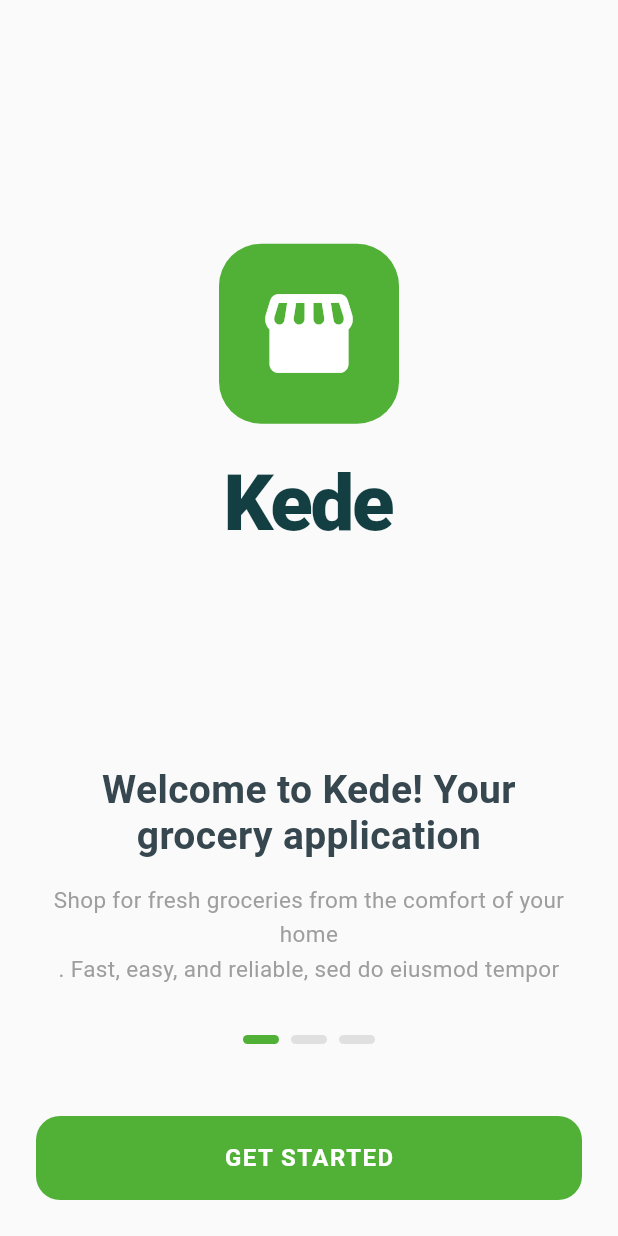
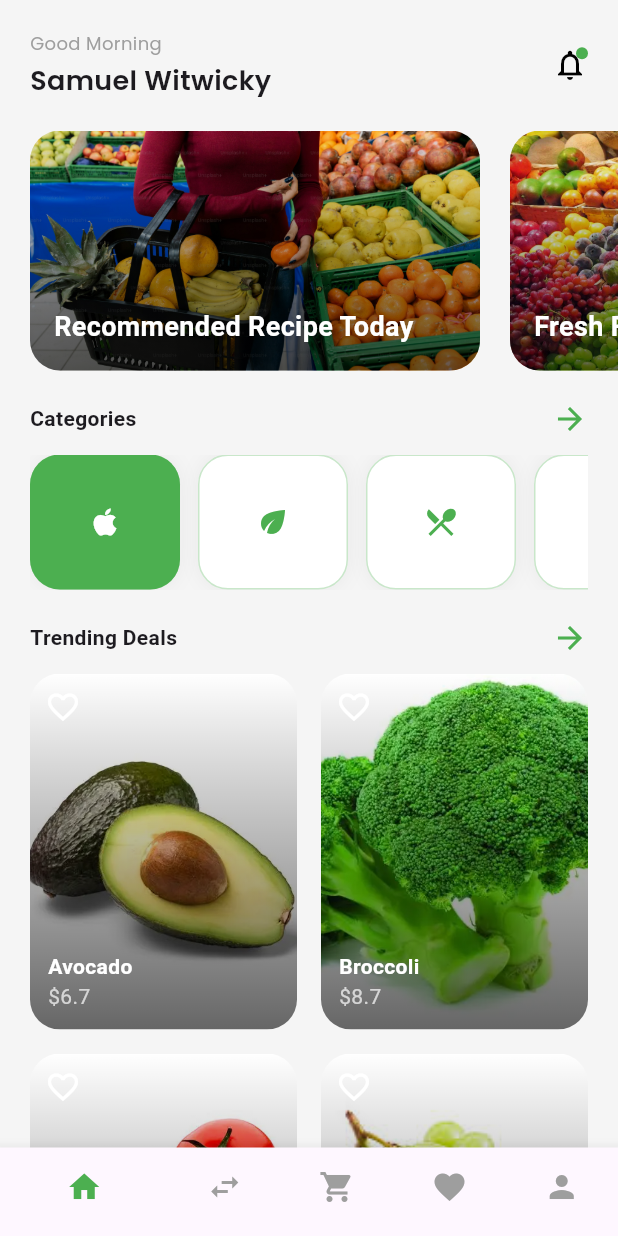
Before and after one commit to agismaulana1310/healthyfood-app, a Flutter app: the screen it shows after launch, on a phone screen of 412 x 824 dp. Run offline on Flutter 3.47's test engine with Material 3 defaults, Android fonts, the light colour scheme and no system bars; our stand-ins replace google_fonts.

Commit message:
Home page

```diff
--- a/lib/main.dart
+++ b/lib/main.dart
@@ -1,15 +1,15 @@
 import 'package:flutter/material.dart';
 import 'package:flutter/services.dart';
-import 'login-page/landing_page.dart'; // Memanggil halaman Landing
+import 'pages/home_page.dart';
 
 void main() {
-  // Mengatur status bar agar tembus pandang (opsional, untuk tampilan lebih bersih)
   SystemChrome.setSystemUIOverlayStyle(
     const SystemUiOverlayStyle(
       statusBarColor: Colors.transparent,
       statusBarIconBrightness: Brightness.dark,
     ),
   );
+
   runApp(const KedeApp());
 }
 
@@ -20,13 +20,14 @@ class KedeApp extends StatelessWidget {
   Widget build(BuildContext context) {
     return MaterialApp(
       title: 'Kede Grocery App',
-      debugShowCheckedModeBanner: false, // Menghilangkan pita "DEBUG"
+      debugShowCheckedModeBanner: false,
       theme: ThemeData(
-        fontFamily: 'Roboto', // Ganti dengan font pilihan Anda jika ada
-        primaryColor: const Color(0xFF51B036), // Hijau khas Kede
+        fontFamily: 'Roboto',
+        primaryColor: const Color(0xFF51B036),
         scaffoldBackgroundColor: Colors.white,
       ),
-      home: const LandingPage(), // Mulai dari halaman ini
+
+      home: const HomePage(),
     );
   }
 }
--- /dev/null
+++ b/lib/pages/home_page.dart
@@ -0,0 +1,36 @@
+import 'package:flutter/material.dart';
+import '../widgets/header.dart';
+import '../widgets/banner.dart';
+import '../widgets/category.dart';
+import '../widgets/trending.dart';
+import '../widgets/bottom_nav.dart';
+
+class HomePage extends StatelessWidget {
+  const HomePage({super.key});
+
+  @override
+  Widget build(BuildContext context) {
+    return Scaffold(
+      backgroundColor: const Color(0xFFF5F5F5),
+
+      body: SafeArea(
+        child: SingleChildScrollView(
+          child: Column(
+            children: const [
+              SizedBox(height: 20),
+              Header(),
+              SizedBox(height: 20),
+              BannerSection(),
+              SizedBox(height: 20),
+              Category(),
+              SizedBox(height: 20),
+              Trending(),
+            ],
+          ),
+        ),
+      ),
+
+      bottomNavigationBar: const BottomNav(),
+    );
+  }
+}
--- /dev/null
+++ b/lib/widgets/banner.dart
@@ -0,0 +1,72 @@
+import 'package:flutter/material.dart';
+
+class BannerSection extends StatelessWidget {
+  const BannerSection({super.key});
+
+  static const List<Map<String, String>> _banners = [
+    {
+      'title': 'Recommended Recipe Today',
+      'imagePath': 'assets/images/banner1.jpg',
+    },
+    {
+      'title': 'Fresh Fruits Delivery',
+      'imagePath': 'assets/images/banner2.jpg',
+    },
+    {
+      'title': 'Recommended Recipe Today',
+      'imagePath': 'assets/images/banner1.jpg',
+    },
+    {
+      'title': 'Fresh Fruits Delivery',
+      'imagePath': 'assets/images/banner2.jpg',
+    },
+  ];
+
+  @override
+  Widget build(BuildContext context) {
+    return SizedBox(
+      height: 160,
+      child: ListView(
+        scrollDirection: Axis.horizontal,
+        children: _banners
+            .map(
+              (banner) => _bannerCard(banner['title']!, banner['imagePath']!),
+            )
+            .toList(),
+      ),
+    );
+  }
+
+  Widget _bannerCard(String title, String imagePath) {
+    return Container(
+      width: 300,
+      margin: const EdgeInsets.only(left: 20),
+      decoration: BoxDecoration(
+        borderRadius: BorderRadius.circular(20),
+        image: DecorationImage(image: AssetImage(imagePath), fit: BoxFit.cover),
+      ),
+      child: Container(
+        padding: const EdgeInsets.all(16),
+        alignment: Alignment.bottomLeft,
+        decoration: BoxDecoration(
+          borderRadius: BorderRadius.circular(20),
+          gradient: LinearGradient(
+            colors: [Colors.black.withOpacity(0.6), Colors.transparent],
+            begin: Alignment.bottomCenter,
+            end: Alignment.topCenter,
+          ),
+        ),
+        child: Text(
+          title,
+          style: const TextStyle(
+            color: Colors.white,
+            fontSize: 18,
+            fontWeight: FontWeight.bold,
+          ),
+          maxLines: 2,
+          overflow: TextOverflow.ellipsis,
+        ),
+      ),
+    );
+  }
+}
--- /dev/null
+++ b/lib/widgets/bottom_nav.dart
@@ -0,0 +1,22 @@
+import 'package:flutter/material.dart';
+
+class BottomNav extends StatelessWidget {
+  const BottomNav({super.key});
+
+  @override
+  Widget build(BuildContext context) {
+    return BottomNavigationBar(
+      selectedItemColor: Colors.green,
+      unselectedItemColor: Colors.grey,
+      showSelectedLabels: false,
+      showUnselectedLabels: false,
+      items: const [
+        BottomNavigationBarItem(icon: Icon(Icons.home), label: ""),
+        BottomNavigationBarItem(icon: Icon(Icons.swap_horiz), label: ""),
+        BottomNavigationBarItem(icon: Icon(Icons.shopping_cart), label: ""),
+        BottomNavigationBarItem(icon: Icon(Icons.favorite), label: ""),
+        BottomNavigationBarItem(icon: Icon(Icons.person), label: ""),
+      ],
+    );
+  }
+}
--- /dev/null
+++ b/lib/widgets/category.dart
@@ -0,0 +1,65 @@
+import 'package:flutter/material.dart';
+
+class Category extends StatelessWidget {
+  const Category({super.key});
+
+  @override
+  Widget build(BuildContext context) {
+    final icons = [
+      Icons.apple,
+      Icons.eco,
+      Icons.restaurant_menu,
+      Icons.lunch_dining,
+      Icons.bakery_dining,
+      Icons.local_dining,
+    ];
+
+    return Padding(
+      padding: const EdgeInsets.symmetric(horizontal: 20),
+      child: Column(
+        children: [
+          Row(
+            mainAxisAlignment: MainAxisAlignment.spaceBetween,
+            children: const [
+              Text("Categories", style: TextStyle(fontWeight: FontWeight.w600)),
+              Icon(Icons.arrow_forward, color: Colors.green),
+            ],
+          ),
+
+          const SizedBox(height: 12),
+
+          SizedBox(
+            height: 90,
+            child: ListView.builder(
+              scrollDirection: Axis.horizontal,
+              itemCount: icons.length,
+              itemBuilder: (context, i) {
+                return Container(
+                  width: 100,
+                  margin: const EdgeInsets.only(right: 12),
+                  decoration: BoxDecoration(
+                    color: i == 0 ? Colors.green : Colors.white,
+                    borderRadius: BorderRadius.circular(20),
+                    // ignore: deprecated_member_use
+                    border: Border.all(color: Colors.green.withOpacity(0.3)),
+                    boxShadow: [
+                      BoxShadow(
+                        blurRadius: 10,
+                        // ignore: deprecated_member_use
+                        color: Colors.black.withOpacity(0.05),
+                      ),
+                    ],
+                  ),
+                  child: Icon(
+                    icons[i],
+                    color: i == 0 ? Colors.white : Colors.green,
+                  ),
+                );
+              },
+            ),
+          ),
+        ],
+      ),
+    );
+  }
+}
--- /dev/null
+++ b/lib/widgets/header.dart
@@ -0,0 +1,67 @@
+import 'package:flutter/material.dart';
+import 'package:google_fonts/google_fonts.dart';
+import '../pages/notification_page.dart';
+
+class Header extends StatelessWidget {
+  const Header({super.key});
+
+  @override
+  Widget build(BuildContext context) {
+    return Padding(
+      padding: const EdgeInsets.symmetric(horizontal: 20),
+      child: Row(
+        mainAxisAlignment: MainAxisAlignment.spaceBetween,
+        children: [
+          Column(
+            crossAxisAlignment: CrossAxisAlignment.start,
+            children: [
+              Text(
+                "Good Morning",
+                style: GoogleFonts.poppins(fontSize: 12, color: Colors.grey),
+              ),
+              const SizedBox(height: 4),
+              Text(
+                "Samuel Witwicky",
+                style: GoogleFonts.poppins(
+                  fontSize: 18,
+                  fontWeight: FontWeight.w600,
+                ),
+              ),
+            ],
+          ),
+
+          GestureDetector(
+            onTap: () {
+              Navigator.push(
+                context,
+                MaterialPageRoute(
+                  builder: (context) => const NotificationPage(),
+                ),
+              );
+            },
+            child: Stack(
+              children: [
+                const Icon(
+                  Icons.notifications_none,
+                  color: Colors.black,
+                  size: 24,
+                ),
+                Positioned(
+                  right: 0,
+                  child: Container(
+                    width: 8,
+                    height: 8,
+                    decoration: const BoxDecoration(
+                      color: Colors.green,
+                      shape: BoxShape.circle,
+                    ),
+                  ),
+                ),
+              ],
+            ),
+          ),
+        ],
+      ),
+    );
+  }
+}
--- /dev/null
+++ b/lib/widgets/product_card.dart
@@ -0,0 +1,102 @@
+import 'package:flutter/material.dart';
+
+class ProductCard extends StatefulWidget {
+  final String title;
+  final String price;
+  final String image;
+
+  const ProductCard({
+    super.key,
+    required this.title,
+    required this.price,
+    required this.image,
+  });
+
+  @override
+  State<ProductCard> createState() => _ProductCardState();
+}
+
+class _ProductCardState extends State<ProductCard> {
+  bool isFavorite = false;
+
+  @override
+  Widget build(BuildContext context) {
+    return ClipRRect(
+      borderRadius: BorderRadius.circular(20),
+      child: Stack(
+        children: [
+          /// IMAGE
+          Positioned.fill(
+            child: Image.asset(
+              widget.image,
+              fit: BoxFit.cover,
+              errorBuilder: (context, error, stackTrace) {
+                return Container(
+                  color: Colors.grey.shade300,
+                  child: const Icon(Icons.image_not_supported),
+                );
+              },
+            ),
+          ),
+
+          /// GRADIENT
+          Positioned.fill(
+            child: Container(
+              decoration: BoxDecoration(
+                gradient: LinearGradient(
+                  colors: [
+                    // ignore: deprecated_member_use
+                    Colors.black.withOpacity(0.6),
+                    Colors.transparent,
+                  ],
+                  begin: Alignment.bottomCenter,
+                  end: Alignment.topCenter,
+                ),
+              ),
+            ),
+          ),
+
+          /// ICON FAVORITE
+          Positioned(
+            top: 10,
+            left: 10,
+            child: GestureDetector(
+              onTap: () {
+                setState(() {
+                  isFavorite = !isFavorite;
+                });
+              },
+              child: Icon(
+                isFavorite ? Icons.favorite : Icons.favorite_border,
+                color: isFavorite ? Colors.red : Colors.white,
+                size: 24,
+              ),
+            ),
+          ),
+
+          /// TEXT
+          Positioned(
+            bottom: 12,
+            left: 12,
+            child: Column(
+              crossAxisAlignment: CrossAxisAlignment.start,
+              children: [
+                Text(
+                  widget.title,
+                  style: const TextStyle(
+                    color: Colors.white,
+                    fontWeight: FontWeight.w600,
+                  ),
+                ),
+                Text(
+                  widget.price,
+                  style: const TextStyle(color: Colors.white70),
+                ),
+              ],
+            ),
+          ),
+        ],
+      ),
+    );
+  }
+}
--- /dev/null
+++ b/lib/widgets/trending.dart
@@ -0,0 +1,89 @@
+import 'package:flutter/material.dart';
+import 'product_card.dart';
+
+class Trending extends StatelessWidget {
+  const Trending({super.key});
+
+  @override
+  Widget build(BuildContext context) {
+    final products = [
+      {
+        "title": "Avocado",
+        "price": "\$6.7",
+        "img": "assets/images/avocado.webp",
+      },
+      {
+        "title": "Broccoli",
+        "price": "\$8.7",
+        "img": "assets/images/broccoli.webp",
+      },
+      {
+        "title": "Tomatoes",
+        "price": "\$4.9",
+        "img": "assets/images/tomato.webp",
+      },
+      {"title": "Grapes", "price": "\$7.2", "img": "assets/images/grapes.jpg"},
+    ];
+
+    return Padding(
+      padding: const EdgeInsets.symmetric(horizontal: 20),
+      child: Column(
+        children: [
+          const Row(
+            mainAxisAlignment: MainAxisAlignment.spaceBetween,
+            children: [
+              Text(
+                "Trending Deals",
+                style: TextStyle(fontWeight: FontWeight.w600),
+              ),
+              Icon(Icons.arrow_forward, color: Colors.green),
+            ],
+          ),
+
+          const SizedBox(height: 12),
+
+          GridView.builder(
+            shrinkWrap: true,
+            physics: const NeverScrollableScrollPhysics(),
+            itemCount: products.length,
+            gridDelegate: const SliverGridDelegateWithFixedCrossAxisCount(
+              crossAxisCount: 2,
+              crossAxisSpacing: 16,
+              mainAxisSpacing: 16,
+              childAspectRatio: 0.75,
+            ),
+            itemBuilder: (context, i) {
+              final p = products[i];
+              return ProductCard(
+                title: p['title']!,
+                price: p['price']!,
+                image: p['img']!,
+              );
+            },
+          ),
+
+          const SizedBox(height: 20),
+
+          SizedBox(
+            width: double.infinity,
+            child: ElevatedButton(
+              onPressed: () {},
+              style: ElevatedButton.styleFrom(
+                backgroundColor: Colors.green,
+                elevation: 0,
+                padding: const EdgeInsets.symmetric(vertical: 16),
+                shape: RoundedRectangleBorder(
+                  borderRadius: BorderRadius.circular(30),
+                ),
+              ),
+              child: const Text(
+                "LOAD MORE",
+                style: TextStyle(color: Colors.white),
+              ),
+            ),
+          ),
+        ],
+      ),
+    );
+  }
+}
--- a/pubspec.yaml
+++ b/pubspec.yaml
@@ -34,6 +34,7 @@ dependencies:
   # The following adds the Cupertino Icons font to your application.
   # Use with the CupertinoIcons class for iOS style icons.
   cupertino_icons: ^1.0.8
+  google_fonts: ^8.0.2
 
 dev_dependencies:
   flutter_test:
@@ -58,9 +59,8 @@ flutter:
   uses-material-design: true
 
   # To add assets to your application, add an assets section, like this:
-  # assets:
-  #   - images/a_dot_burr.jpeg
-  #   - images/a_dot_ham.jpeg
+  assets:
+    - assets/images/
 
   # An image asset can refer to one or more resolution-specific "variants", see
   # https://flutter.dev/to/resolution-aware-images
```
Also changed, not shown: lib/pages/notification_page.dart (added, +195 -0 lines), assets/images/avocado.webp (added), assets/images/banner1.jpg (added), assets/images/banner2.jpg (added), assets/images/broccoli.webp (added), assets/images/grapes.jpg (added), assets/images/tomato.webp (added), pubspec.lock, 2 other files.
